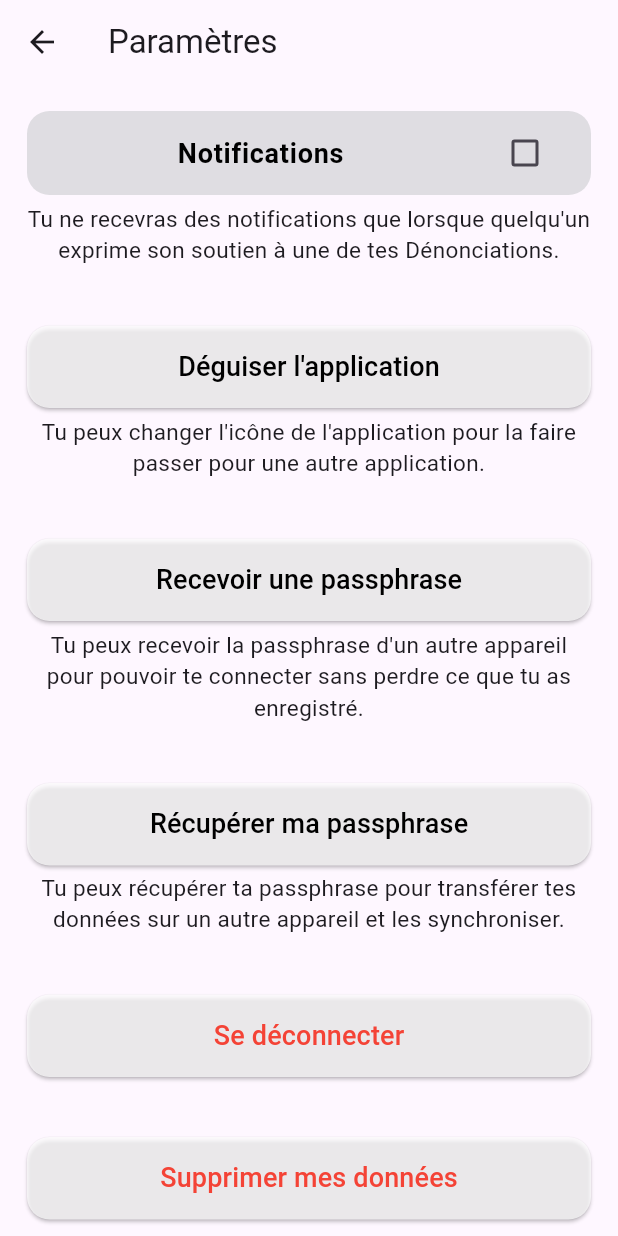
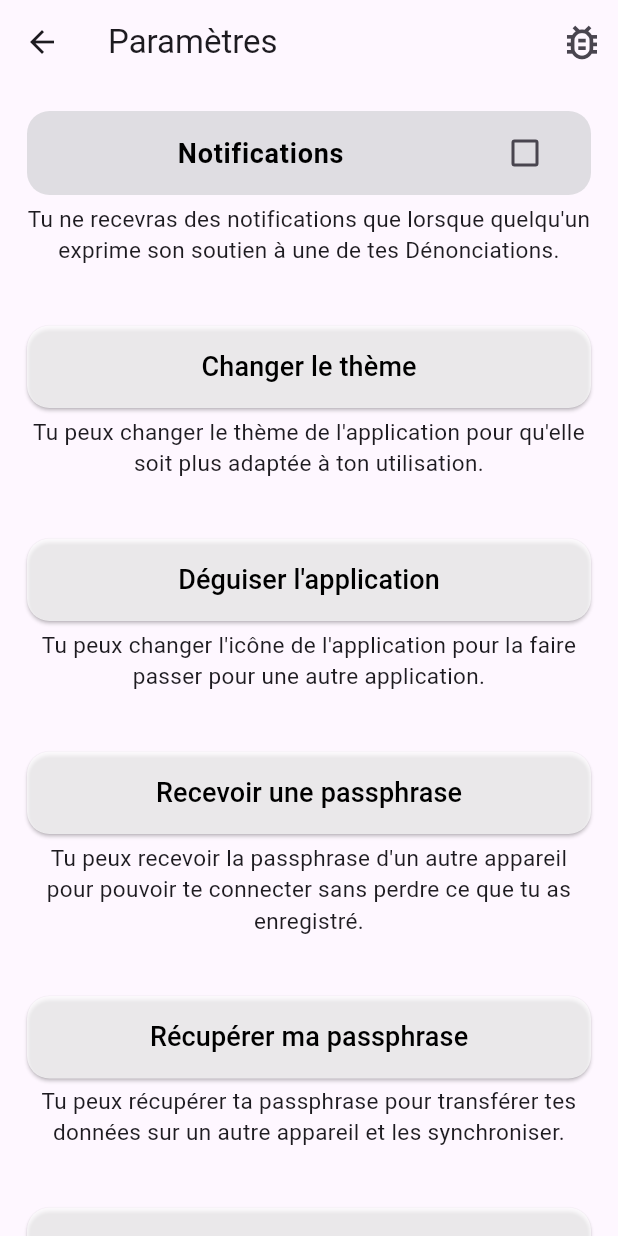
Before and after one commit to el2zay/anonity_ui, a Flutter app: the SettingsPage screen opened directly, on a phone screen of 412 x 824 dp. Run offline on Flutter 3.47's test engine with Material 3 defaults, Android fonts, the light colour scheme and no system bars; our stand-ins replace expandable_text, flutter_dotenv, lucide_icons, qr_flutter, shared_preferences; missing offline and left inert: qr_code_scanner; accounts and stored records are empty; network calls fail.

Commit message:
Bouton report

```diff
--- a/lib/pages/home.dart
+++ b/lib/pages/home.dart
@@ -101,12 +101,12 @@ class _HomePageState extends State<HomePage> {
         ),
         actions: [
           IconButton(
+            onPressed: () {
+              Navigator.of(context).push(rToL(const SettingsPage()));
+            },
             icon: const Icon(LucideIcons.settings),
             highlightColor: Colors.transparent,
             iconSize: 30,
-            onPressed: () {
-              Navigator.of(context).push(rToL(const SettingsPage()));
-            },
           ),
         ],
         title: const Text('🔲', style: TextStyle(fontSize: 30)),
--- a/lib/pages/settings.dart
+++ b/lib/pages/settings.dart
@@ -2,6 +2,8 @@
 
 import 'package:denonceur/main.dart';
 import 'package:denonceur/pages/empty_token.dart';
+import 'package:denonceur/pages/report.dart';
+import 'package:denonceur/pages/settings/change_theme.dart';
 import 'package:denonceur/pages/settings/delete_data.dart';
 import 'package:denonceur/pages/settings/share_passphrase.dart';
 import 'package:denonceur/pages/settings/receive_passphrase.dart';
@@ -23,6 +25,21 @@ class _SettingsPageState extends State<SettingsPage> {
     return Scaffold(
       appBar: AppBar(
         title: const Text("Paramètres"),
+        actions: [
+          IconButton(
+            onPressed: () {
+              Navigator.push(
+                context,
+                MaterialPageRoute(
+                  builder: (context) => const ReportPage(),
+                ),
+              );
+            },
+            icon: const Icon(Icons.bug_report_outlined),
+            highlightColor: Colors.transparent,
+            iconSize: 30,
+          ),
+        ],
       ),
 
       // Faire une liste de paramètre
@@ -59,16 +76,42 @@ class _SettingsPageState extends State<SettingsPage> {
 
           const SizedBox(height: 40),
 
-          // Button pour changer l'icone de l'application
+          // Bouton pour changer le thème
+          ElevatedButton(
+            style: ElevatedButton.styleFrom(
+                shape: const RoundedRectangleBorder(
+                    borderRadius: BorderRadius.all(Radius.circular(15))),
+                fixedSize: const Size.fromHeight(55)),
+            onPressed: () {
+              Navigator.push(
+                context,
+                MaterialPageRoute(
+                  builder: (context) => const ChangeThemePage(),
+                ),
+              );
+            },
+            child: const Text(
+              "Changer le thème",
+              style: TextStyle(fontSize: 18),
+            ),
+          ),
+          const SizedBox(height: 5),
+
+          const Text(
+              "Tu peux changer le thème de l'application pour qu'elle soit plus adaptée à ton utilisation.",
+              textAlign: TextAlign.center,
+              style: TextStyle(fontSize: 15)),
+
+          const SizedBox(height: 40),
+
           ElevatedButton(
             style: ElevatedButton.styleFrom(
                 shape: const RoundedRectangleBorder(
                     borderRadius: BorderRadius.all(Radius.circular(15))),
                 fixedSize: const Size.fromHeight(55)),
             onPressed: () {},
-            child: // Mettre une icone de crayon et le texte "Changer l'icone de l'application"
-                const Text("Déguiser l'application",
-                    style: TextStyle(fontSize: 18)),
+            child: const Text("Déguiser l'application",
+                style: TextStyle(fontSize: 18)),
           ),
 
           const SizedBox(height: 5),
--- a/pubspec.yaml
+++ b/pubspec.yaml
@@ -19,6 +19,7 @@ dependencies:
   expandable_text: 2.3.0
   shared_preferences: ^2.2.2
   flutter_dotenv: ^5.1.0
+  shake: ^2.2.0
 
 dev_dependencies:
   flutter_test:
```
Also changed, not shown: lib/pages/report.dart (added, +90 -0 lines), lib/pages/settings/change_theme.dart (added, +17 -0 lines), pubspec.lock.
